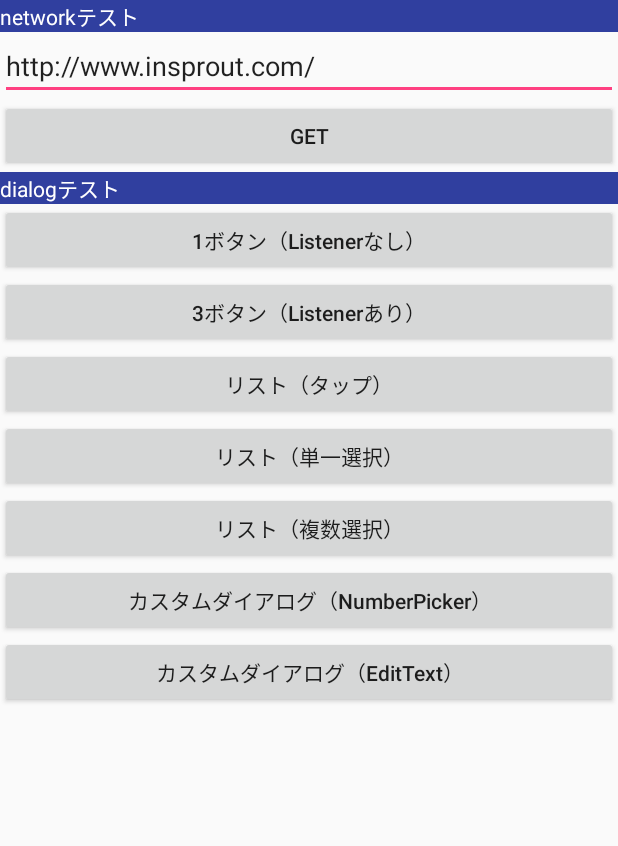
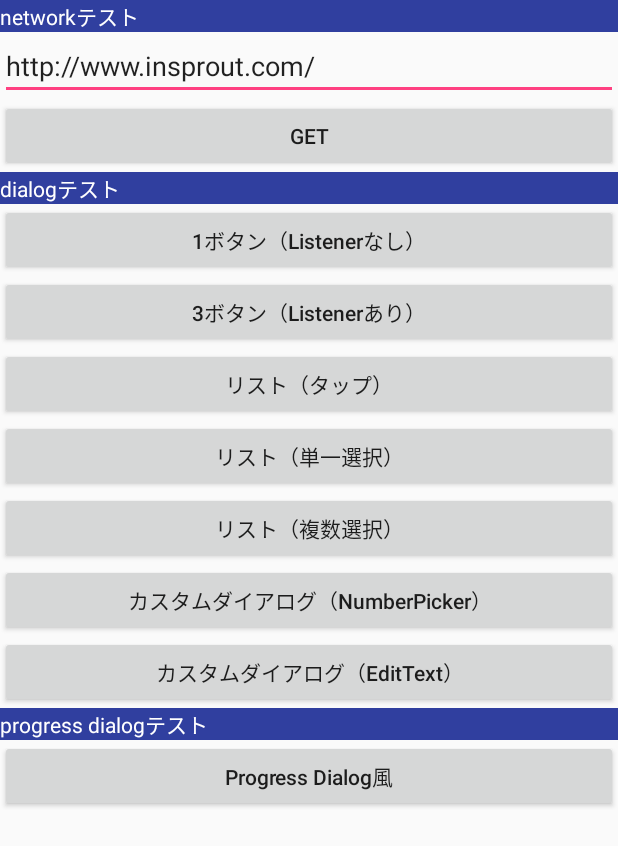
Before and after one commit to m0kubo/OkbLibrary, an Android app: the screen it shows after launch (MainActivity), on a phone screen of 412 x 824 dp. Shown: the top 846 px of the screen. Run offline under Robolectric (Android 15) with nearby library versions, the phone set to English and light mode, and no system bars.

Commit message:
progress dialogのテストを追加

```diff
--- a/app/src/main/AndroidManifest.xml
+++ b/app/src/main/AndroidManifest.xml
@@ -10,6 +10,7 @@
         android:supportsRtl="true"
         android:theme="@style/AppTheme">
         <activity
+            android:windowSoftInputMode="stateHidden"
             android:name=".MainActivity">
             <intent-filter>
                 <action android:name="android.intent.action.MAIN"/>
--- a/app/src/main/res/layout/activity_main.xml
+++ b/app/src/main/res/layout/activity_main.xml
@@ -93,6 +93,17 @@
             android:text="カスタムダイアログ（EditText）"
             android:onClick="onClick"/>
 
+        <TextView
+            style="@style/LabelText"
+            android:text="progress dialogテスト"/>
+        <Button
+            android:id="@+id/btn_progress1"
+            android:layout_width="match_parent"
+            android:layout_height="wrap_content"
+            android:textAllCaps="false"
+            android:text="Progress Dialog風"
+            android:onClick="onClick"/>
+
     </LinearLayout>
 
 </ScrollView>
```
Also changed, not shown: app/src/main/java/com/insprout/okblibrary/MainActivity.java (+6 -3 lines), okblib/src/main/java/com/insprout/okblib/ui/DialogUi.java (+13 -4 lines).
